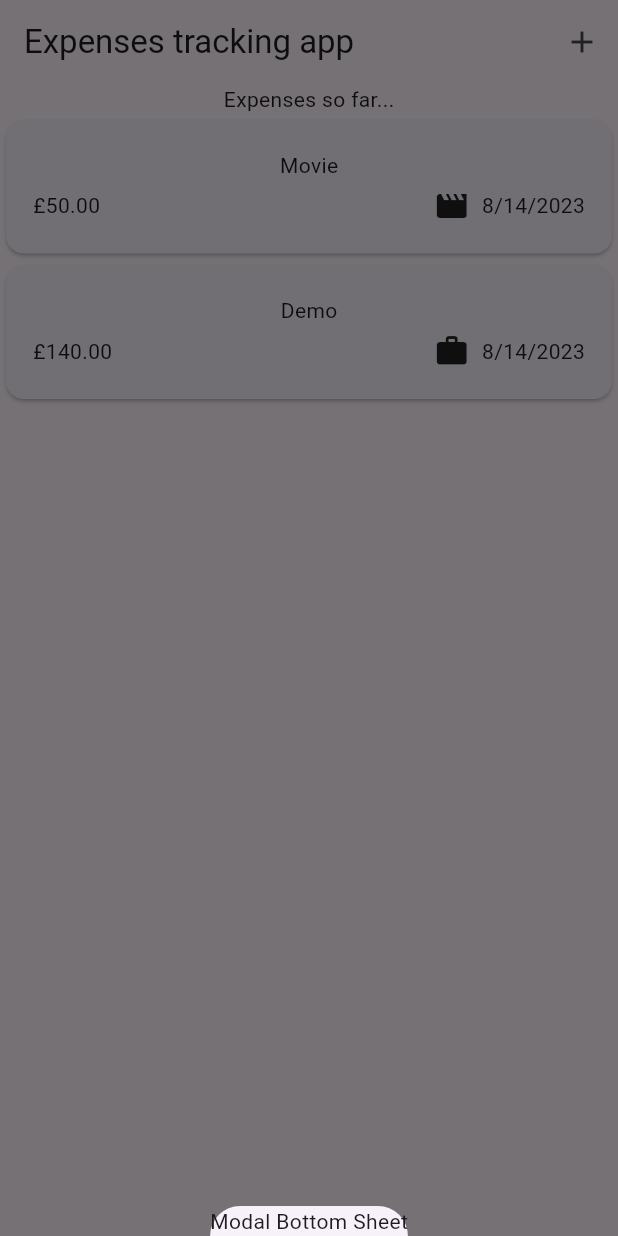
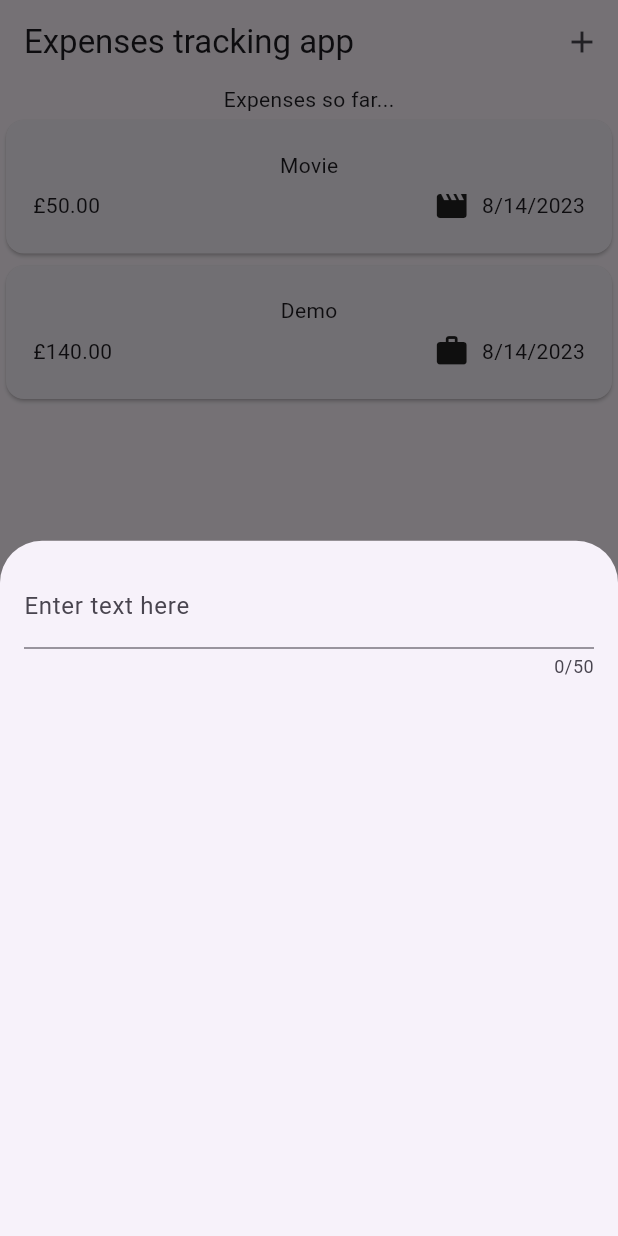
Before and after one commit to jfspps/Flutter_expenses_tracker, a Flutter app: the screen it shows after launch, after a tap on the "add" icon, on a phone screen of 412 x 824 dp. Run offline on Flutter 3.47's test engine with Material 2 defaults, Android fonts, the light colour scheme and no system bars.

Commit message:
updated modal sheet to include TextField for data entry

```diff
--- a/lib/expenses.dart
+++ b/lib/expenses.dart
@@ -1,4 +1,5 @@
 import 'package:expense_tracker/widgets/expenses_list/expenses_list.dart';
+import 'package:expense_tracker/widgets/new_expense.dart';
 import 'package:flutter/material.dart';
 import 'package:expense_tracker/models/expense.dart';
 
@@ -35,7 +36,7 @@ class _Expenses extends State<Expenses> {
     // which is specific to the ModalBottomSheet widget
     showModalBottomSheet(
       context: context,
-      builder: (ctx) => const Text("Modal Bottom Sheet"),
+      builder: (ctx) => const NewExpense(),
     );
   }
 
--- /dev/null
+++ b/lib/widgets/new_expense.dart
@@ -0,0 +1,29 @@
+import 'package:flutter/material.dart';
+
+class NewExpense extends StatefulWidget {
+  const NewExpense({super.key});
+
+  @override
+  State<StatefulWidget> createState() {
+    return _NewExpense();
+  }
+}
+
+class _NewExpense extends State<NewExpense> {
+  @override
+  Widget build(BuildContext context) {
+    return Padding(
+      padding: const EdgeInsets.all(16),
+      child: Column(
+        children: const [
+          TextField(
+            maxLength: 50,
+            decoration: InputDecoration(
+              label: Text('Enter text here'),
+            ),
+          ),
+        ],
+      ),
+    );
+  }
+}
```
